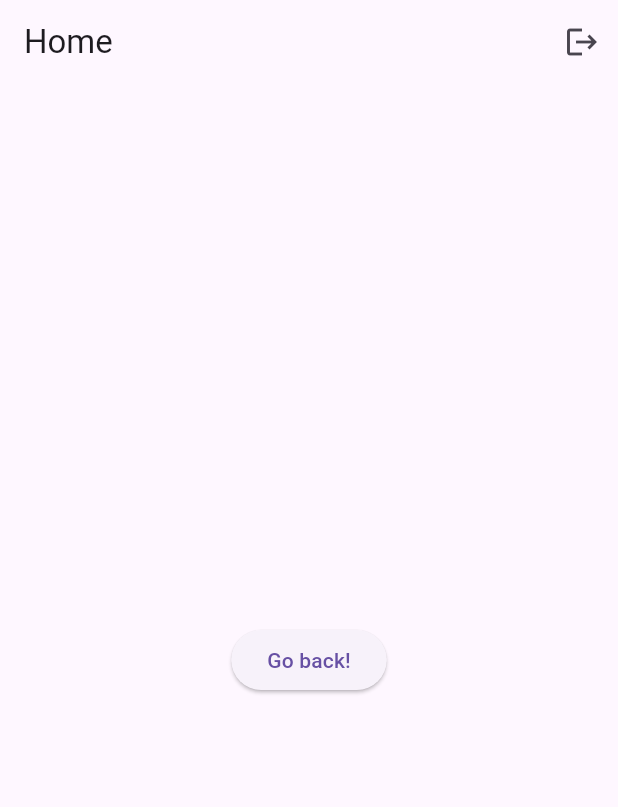
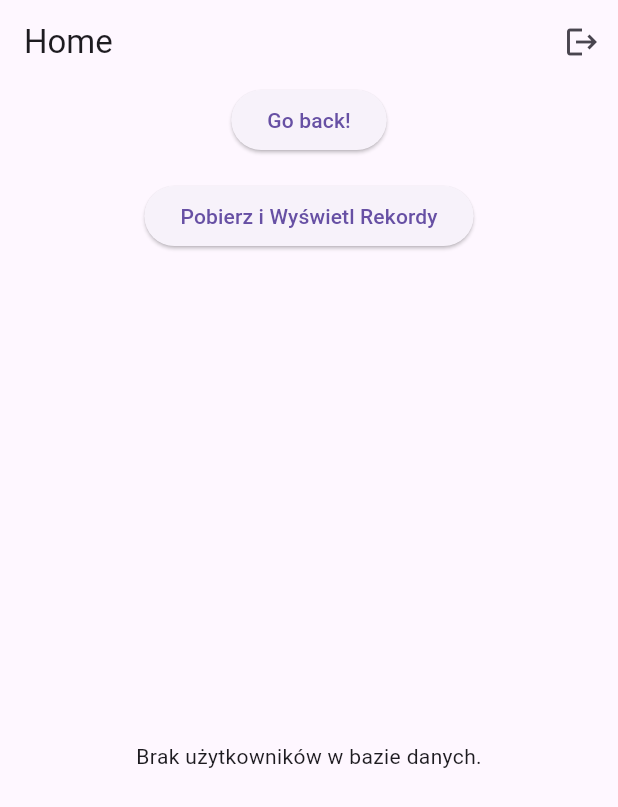
Before and after one commit to dsw55357/flutter, a Flutter app: the screen it shows after launch, on a phone screen of 412 x 824 dp. Shown: the top 807 px of the screen. Run offline on Flutter 3.47's test engine with Material 3 defaults, Android fonts, the phone set to English and light mode, and no system bars; our stand-ins replace shared_preferences, sqflite; accounts and stored records are empty.

Commit message:
SingleChildScrollView added to HomeView

```diff
--- a/cba2_55357/lib/view/home/home.dart
+++ b/cba2_55357/lib/view/home/home.dart
@@ -1,7 +1,7 @@
 import 'package:flutter/material.dart';
 import 'package:shared_preferences/shared_preferences.dart';
 import 'package:cba2_55357/view/login/login_view.dart';
-
+import '../../utils/database_helper.dart';
 
 class HomeView extends StatelessWidget {
   const HomeView({super.key});
@@ -15,6 +15,16 @@ class HomeView extends StatelessWidget {
       context,
       MaterialPageRoute(builder: (context) => const LoginView()),
     );
+  }
+
+  Future<List<Map<String, dynamic>>> _fetchUsers() async {
+    return await DatabaseHelper.instance.getUsers();
+  }
+
+
+  Future<void> _simulateFetch() async {
+    List<Map<String, dynamic>> tasks = await DatabaseHelper.instance.getUsers();
+    print('Pobrane zadania: $tasks'); // Dane w surowej postaci
   }
 
   @override
@@ -31,12 +41,66 @@ class HomeView extends StatelessWidget {
         ],
       ),
       body: Center(
-        child: ElevatedButton(
+        child: Column(
+        children: [
+        ElevatedButton(
           onPressed: () {
             Navigator.pop(context);
           },
           child: const Text('Go back!'),
         ),
+          const SizedBox(height: 16), // Odstęp między przyciskami
+          ElevatedButton(
+            onPressed: () {
+              _simulateFetch(); // Wywołanie metody _simulateFetch
+            },
+            child: const Text('Pobierz i Wyświetl Rekordy'),
+          ),
+          const SizedBox(height: 16), // Odstęp między przyciskiem a listą
+
+          Expanded(
+              child: FutureBuilder<List<Map<String, dynamic>>>(
+                  future: _fetchUsers(),
+                  builder: (context, snapshot) {
+
+                    if (snapshot.connectionState == ConnectionState.waiting) {
+                      return const Center(child: CircularProgressIndicator());
+                    } else if (snapshot.hasError) {
+                      return Center(child: Text('Błąd: ${snapshot.error}'));
+                    } else if (!snapshot.hasData || snapshot.data!.isEmpty) {
+                      return const Center(child: Text('Brak użytkowników w bazie danych.'));
+                    }
+
+                    final users = snapshot.data ?? []; // Domyślna pusta lista, jeśli snapshot.data jest null / Gwarantuje, że users zawsze będzie miało wartość (lista lub pusta lista), eliminując problem z null.
+
+                    return SingleChildScrollView(
+                      child: Column(
+                        children: users.map((user) {
+                          return Card(
+                            margin: const EdgeInsets.symmetric(vertical: 5, horizontal: 10),
+                            child: ListTile(
+                              title: Text('Name: ${user['name']}'),
+                              subtitle: Column(
+                                crossAxisAlignment: CrossAxisAlignment.start,
+                                children: [
+                                  Text('Email: ${user['email']}'),
+                                  Text('Password: ${user['password']}'),
+                                ],
+                              ),
+                              leading: CircleAvatar(
+                                child: Text(user['id'].toString()),
+                              ),
+                            ),
+                          );
+
+                    }).toList(),
+                    ),
+                    );
+                  }
+              ),
+          ),
+        ],
+      ),
       ),
     );
   }
--- a/cba2_55357/lib/view/login/login_view.dart
+++ b/cba2_55357/lib/view/login/login_view.dart
@@ -68,6 +68,7 @@ class _LoginViewState extends State<LoginView> {
     });
   }
 
+  // fun.powstała tylko w celach testowcyh
   void printDatabasePath() async {
     String dbPath = await getDatabasesPath();
     print('Database path: $dbPath');
```
Also changed, not shown: cba2_55357/lib/utils/database_helper.dart (+15 -1 lines), cba2_55357/lib/main.dart (line endings or trailing spaces).
